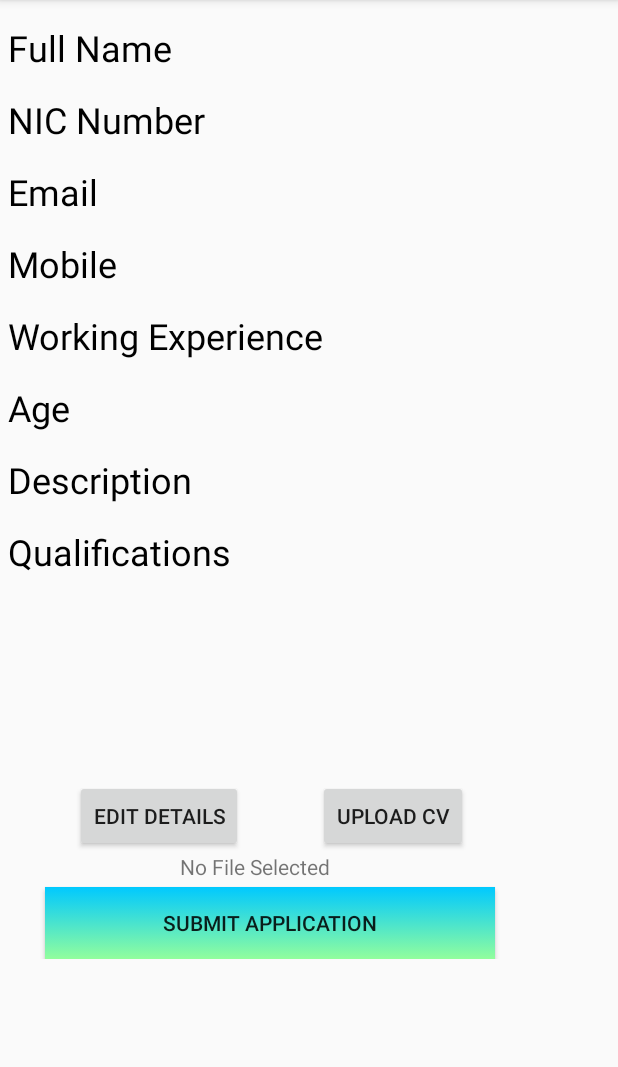
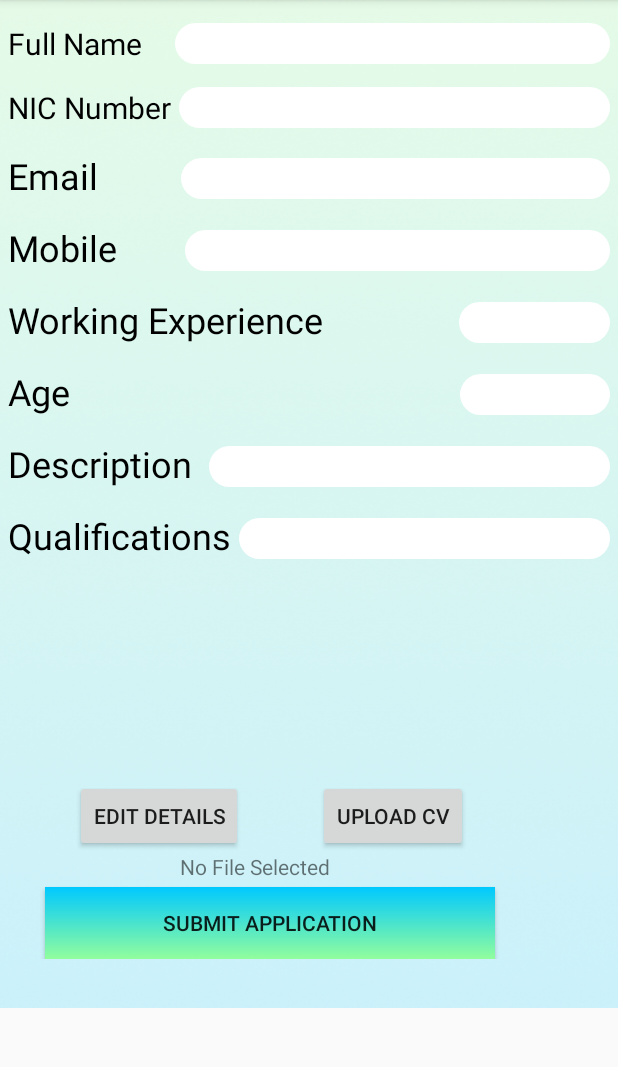
Before and after one commit to Charitha615/jobBank, an Android app: the user_cv_preview screen opened directly, with no data from a screen before it, on a phone screen of 412 x 824 dp, the part 84-1151 px from its top. Run offline under Robolectric (Android 15) with nearby library versions, the phone set to English and light mode, and no system bars; our stand-ins replace Firebase (no records; nobody signed in at launch, a user with empty details on screens opened directly).

Commit message:
charitha(completed auto cv id increment)

```diff
--- a/app/src/main/AndroidManifest.xml
+++ b/app/src/main/AndroidManifest.xml
@@ -13,17 +13,17 @@
         android:supportsRtl="true"
         android:theme="@style/AppTheme">
 
-        <activity android:name=".SplashActivity"></activity>
+        <activity android:name=".Company_Profile"></activity>
 
 
-        <activity android:name=".Company_Profile">
+        <activity android:name=".user_home">
             <intent-filter>
                 <action android:name="android.intent.action.MAIN" />
 
                 <category android:name="android.intent.category.LAUNCHER" />
             </intent-filter>
         </activity>
-        <activity android:name=".user_home" />
+        <activity android:name=".SplashActivity" />
         <activity android:name=".user_account" />
         <activity android:name=".pub_a_vacancy" />
         <activity android:name=".publish_a_vacancy" />
--- a/app/src/main/java/com/example/jobbank/user_cv_preview.java
+++ b/app/src/main/java/com/example/jobbank/user_cv_preview.java
@@ -1,12 +1,14 @@
 package com.example.jobbank;
 
 import androidx.annotation.NonNull;
+import androidx.appcompat.app.AlertDialog;
 import androidx.appcompat.app.AppCompatActivity;
 import androidx.core.app.ActivityCompat;
 import androidx.core.content.ContextCompat;
 
 import android.Manifest;
 import android.app.ProgressDialog;
+import android.content.DialogInterface;
 import android.content.Intent;
 import android.content.pm.PackageManager;
 import android.net.Uri;
@@ -21,8 +23,12 @@ import com.google.android.gms.tasks.OnCompleteListener;
 import com.google.android.gms.tasks.OnFailureListener;
 import com.google.android.gms.tasks.OnSuccessListener;
 import com.google.android.gms.tasks.Task;
+import com.google.firebase.auth.FirebaseAuth;
+import com.google.firebase.database.DataSnapshot;
+import com.google.firebase.database.DatabaseError;
 import com.google.firebase.database.DatabaseReference;
 import com.google.firebase.database.FirebaseDatabase;
+import com.google.firebase.database.ValueEventListener;
 import com.google.firebase.storage.FirebaseStorage;
 import com.google.firebase.storage.OnProgressListener;
 import com.google.firebase.storage.StorageReference;
@@ -40,6 +46,8 @@ public class user_cv_preview extends AppCompatActivity {
     FirebaseDatabase database;
     Uri pdfUri; //
     ProgressDialog progressDialog;
+    long maxid = 0;
+
 
     @Override
     protected void onCreate(Bundle savedInstanceState) {
@@ -137,11 +145,25 @@ public class user_cv_preview extends AppCompatActivity {
             }
         });
 ////////////////////////////////////////////INSERT AND CV UPLOAD/////////////////////////////////////////////////
+        dbref = FirebaseDatabase.getInstance().getReference().child("User_Req_Job");
+
+        dbref.addValueEventListener(new ValueEventListener() {
+            @Override
+            public void onDataChange(@NonNull DataSnapshot snapshot) {
+                if(snapshot.exists())
+                    maxid = (snapshot.getChildrenCount());
+            }
+
+            @Override
+            public void onCancelled(@NonNull DatabaseError error) {
+
+            }
+        });
         confirm_btn.setOnClickListener(new View.OnClickListener() {
             @Override
             public void onClick(View v) {
 
-                dbref = FirebaseDatabase.getInstance().getReference().child("User_Req_Job");
+
                 if(pdfUri!=null)
                 {
                     uploadFile(pdfUri); // Upload CV
@@ -160,9 +182,10 @@ public class user_cv_preview extends AppCompatActivity {
                 std.setStatus("Initial");
                 std.setMarks(0);
                 std.setRemarks("None");
-                dbref.child(Nic_number.getText().toString().trim()).setValue(std);
+                //dbref.child(Nic_number.getText().toString().trim()).setValue(std);
+                dbref.child(String.valueOf(Nic_number.getText().toString().trim() +"_COUNT_"+(maxid+1))).setValue(std);
 
-                Toast.makeText(getApplicationContext(),"Your Data Inserted",Toast.LENGTH_SHORT).show();
+                    Toast.makeText(getApplicationContext(),"Your Data Inserted",Toast.LENGTH_SHORT).show();
 
 
 
@@ -185,6 +208,7 @@ public class user_cv_preview extends AppCompatActivity {
         progressDialog.setProgress(0);
         progressDialog.show();
 
+
         final String fileName = Nic_number_in;
         StorageReference storageReference = storage.getReference(); // return path
 
@@ -201,12 +225,28 @@ public class user_cv_preview extends AppCompatActivity {
                                 if(task.isSuccessful())
                                 {
                                     Toast.makeText(getApplicationContext(),"File is successfuly uploaded",Toast.LENGTH_LONG).show();
+                                    progressDialog.dismiss();
+                                    ///////////////////////////AlertBox/////////////////////////////
+                                    final AlertDialog.Builder builder = new AlertDialog.Builder(user_cv_preview.this);
+                                    builder.setMessage("Do you want to go to the Home page?")
+                                            .setPositiveButton("Yes", new DialogInterface.OnClickListener() {
+                                                @Override
+                                                public void onClick(DialogInterface dialogInterface, int i) {
 
+                                                    Intent inte = new Intent(getApplicationContext(), user_home.class);
+                                                    startActivity(inte);
+                                                }
+                                            })
+                                            .setNegativeButton("Cancel", null);
+
+                                    AlertDialog alert = builder.create();
+                                    alert.show();
+                                    ////////////////////////////////////////////////////////
                                 }
                                 else
                                 {
                                     Toast.makeText(getApplicationContext(),"File is not successfuly uploaded",Toast.LENGTH_LONG).show();
-
+                                    progressDialog.dismiss();
                                 }
                             }
                         });
--- a/app/src/main/res/layout/activity_user_cv_preview.xml
+++ b/app/src/main/res/layout/activity_user_cv_preview.xml
@@ -8,6 +8,8 @@
     xmlns:tools="http://schemas.android.com/tools"
     android:layout_width="match_parent"
     android:layout_height="match_parent"
+    android:background="@drawable/background_img"
+    android:orientation="vertical">
     android:orientation="vertical"
     tools:context=".user_cv_preview">
 
@@ -16,7 +18,7 @@
         android:layout_height="520dp"
         android:orientation="vertical">
 <LinearLayout
-    android:layout_width="wrap_content"
+    android:layout_width="match_parent"
     android:layout_height="wrap_content"
     android:orientation="horizontal">
 
@@ -28,18 +30,20 @@
         android:layout_marginTop="15dp"
         android:text="Full Name"
         android:textColor="#000000"
-        android:textSize="24sp" />
+        android:textSize="20dp" />
     <TextView
         android:id="@+id/cv_full_name_pre"
-        android:layout_width="wrap_content"
+        android:layout_width="match_parent"
         android:layout_height="wrap_content"
-        android:layout_marginLeft="5dp"
+        android:layout_marginLeft="22dp"
+        android:layout_marginRight="5dp"
+        android:background="@drawable/rounded_corner_white"
         android:layout_marginTop="15dp"
         android:textSize="20dp" />
 
 </LinearLayout>
         <LinearLayout
-            android:layout_width="wrap_content"
+            android:layout_width="match_parent"
             android:layout_height="wrap_content"
             android:orientation="horizontal">
 
@@ -51,19 +55,21 @@
                 android:layout_marginTop="15dp"
                 android:text="NIC Number"
                 android:textColor="#000000"
-                android:textSize="24sp" />
+                android:textSize="20dp" />
             <TextView
                 android:id="@+id/cv_last_name_pre"
-                android:layout_width="wrap_content"
+                android:layout_width="match_parent"
                 android:layout_height="wrap_content"
+                android:background="@drawable/rounded_corner_white"
                 android:layout_marginLeft="5dp"
+                android:layout_marginRight="5dp"
                 android:layout_marginTop="15dp"
                 android:textSize="20dp" />
 
         </LinearLayout>
 
         <LinearLayout
-            android:layout_width="wrap_content"
+            android:layout_width="match_parent"
             android:layout_height="wrap_content"
             android:orientation="horizontal">
 
@@ -78,16 +84,18 @@
                 android:textSize="24sp" />
             <TextView
                 android:id="@+id/cv_email_pre"
-                android:layout_width="wrap_content"
+                android:layout_width="match_parent"
                 android:layout_height="wrap_content"
-                android:layout_marginLeft="5dp"
+                android:background="@drawable/rounded_corner_white"
+                android:layout_marginRight="5dp"
+                android:layout_marginLeft="55dp"
                 android:layout_marginTop="15dp"
                 android:textSize="20dp" />
 
         </LinearLayout>
 
         <LinearLayout
-            android:layout_width="wrap_content"
+            android:layout_width="match_parent"
             android:layout_height="wrap_content"
             android:orientation="horizontal">
 
@@ -103,16 +111,18 @@
 
             <TextView
                 android:id="@+id/cv_mobile_pre"
-                android:layout_width="wrap_content"
+                android:layout_width="match_parent"
                 android:layout_height="wrap_content"
-                android:layout_marginLeft="5dp"
+                android:background="@drawable/rounded_corner_white"
+                android:layout_marginRight="5dp"
+                android:layout_marginLeft="45dp"
                 android:layout_marginTop="15dp"
                 android:textSize="20dp" />
 
         </LinearLayout>
 
         <LinearLayout
-            android:layout_width="wrap_content"
+            android:layout_width="match_parent"
             android:layout_height="wrap_content"
             android:orientation="horizontal">
 
@@ -128,16 +138,18 @@
 
             <TextView
                 android:id="@+id/cv_work_ex_pre"
-                android:layout_width="wrap_content"
+                android:layout_width="match_parent"
                 android:layout_height="wrap_content"
-                android:layout_marginLeft="5dp"
+                android:background="@drawable/rounded_corner_white"
+                android:layout_marginRight="5dp"
+                android:layout_marginLeft="90dp"
                 android:layout_marginTop="15dp"
                 android:textSize="20dp" />
 
 
         </LinearLayout>
         <LinearLayout
-            android:layout_width="wrap_content"
+            android:layout_width="match_parent"
             android:layout_height="wrap_content"
             android:orientation="horizontal">
 
@@ -153,9 +165,11 @@
 
             <TextView
                 android:id="@+id/cv_age_pre"
-                android:layout_width="wrap_content"
+                android:layout_width="match_parent"
                 android:layout_height="wrap_content"
-                android:layout_marginLeft="5dp"
+                android:background="@drawable/rounded_corner_white"
+                android:layout_marginRight="5dp"
+                android:layout_marginLeft="260dp"
                 android:layout_marginTop="15dp"
                 android:textSize="20dp" />
 
@@ -163,7 +177,7 @@
         </LinearLayout>
 
         <LinearLayout
-            android:layout_width="wrap_content"
+            android:layout_width="match_parent"
             android:layout_height="wrap_content"
             android:orientation="horizontal">
 
@@ -179,8 +193,10 @@
 
             <TextView
                 android:id="@+id/cv_description_pre"
-                android:layout_width="wrap_content"
+                android:layout_width="match_parent"
                 android:layout_height="wrap_content"
+                android:background="@drawable/rounded_corner_white"
+                android:layout_marginRight="5dp"
                 android:layout_marginLeft="5dp"
                 android:layout_marginTop="15dp"
 
@@ -190,7 +206,7 @@
         </LinearLayout>
 
         <LinearLayout
-            android:layout_width="wrap_content"
+            android:layout_width="match_parent"
             android:layout_height="wrap_content"
             android:orientation="horizontal">
 
@@ -206,8 +222,10 @@
 
             <TextView
                 android:id="@+id/cv_qualification_pre"
-                android:layout_width="wrap_content"
+                android:layout_width="match_parent"
                 android:layout_height="wrap_content"
+                android:background="@drawable/rounded_corner_white"
+                android:layout_marginRight="5dp"
                 android:layout_marginLeft="5dp"
                 android:layout_marginTop="15dp"
                 android:textSize="20dp" />
```
